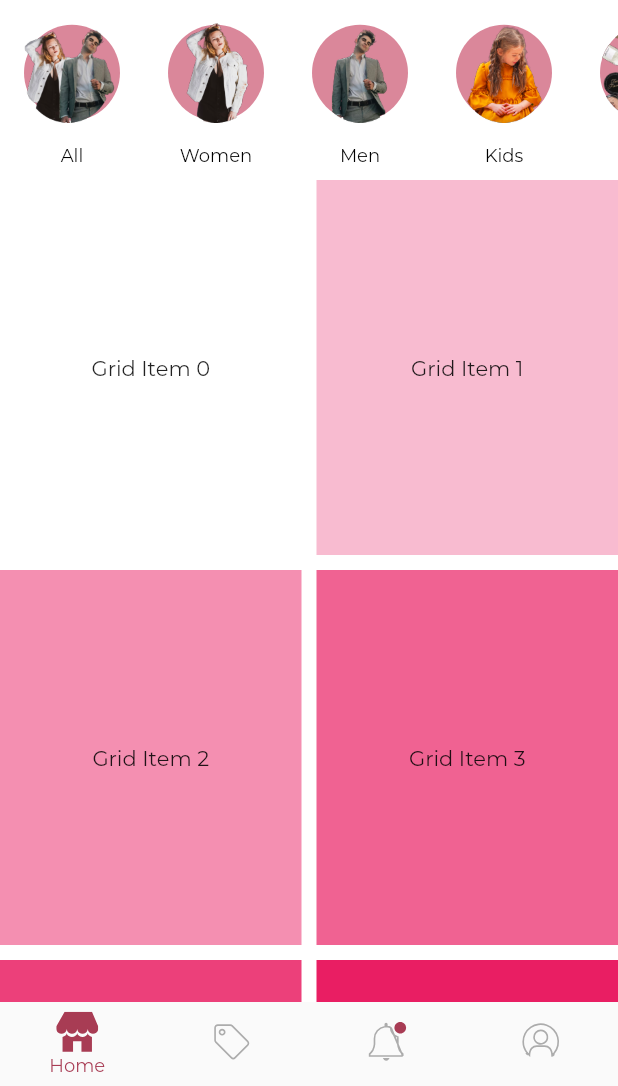
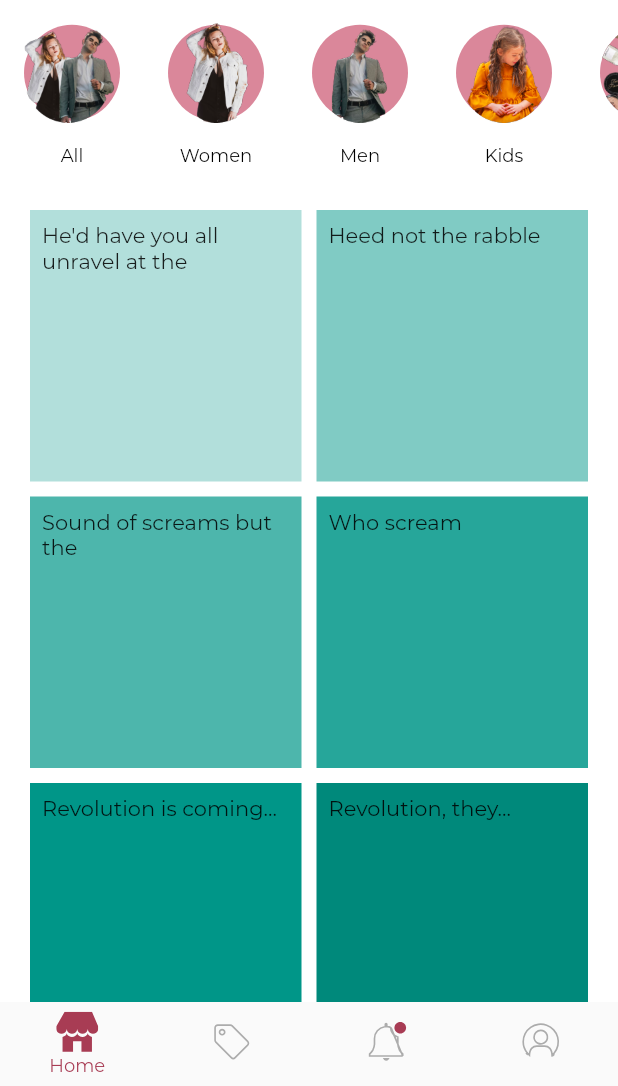
Before and after one commit to smellycloud/relove, a Flutter app: the screen it shows after launch, on a phone screen of 412 x 824 dp, the part 150-1236 px from its top. Run offline on Flutter 3.47's test engine with Material 2 defaults, Android fonts, the phone set to English and light mode, and no system bars; our stand-ins replace firebase_auth, firebase_core, flutter_svg, font_awesome_flutter, get, intl_phone_number_input and 1 more; accounts and stored records are empty.

```diff
--- /dev/null
+++ b/lib/components/common/ReloveHomeScreenNestedScrollView.dart
@@ -0,0 +1,33 @@
+import 'package:flutter/material.dart';
+import 'package:relove/components/common/ReloveSliverAppBar.dart';
+
+class ReloveHomeScreenNestedScrollView extends StatelessWidget {
+  const ReloveHomeScreenNestedScrollView({
+    Key? key,
+    required this.child,
+  }) : super(key: key);
+
+  final Widget child;
+
+  @override
+  Widget build(BuildContext context) {
+    return NestedScrollView(
+      headerSliverBuilder: (BuildContext context, bool innerBoxIsScrolled) {
+        return [
+          const ReloveSliverAppBar(),
+        ];
+      },
+      body: child
+    );
+  }
+}
+
+// CustomScrollView(
+// slivers: [
+// SliverList(
+// delegate: SliverChildListDelegate(
+// children,
+// ),
+// ),
+// ],
+// ),
--- a/lib/components/common/ReloveSliverAppBar.dart
+++ b/lib/components/common/ReloveSliverAppBar.dart
@@ -12,7 +12,7 @@ class ReloveSliverAppBar extends StatelessWidget {
 
   @override
   Widget build(BuildContext context) {
-    return SliverAppBar(
+    return  SliverAppBar(
       toolbarHeight: 65.0,
       collapsedHeight: 65.0,
       snap: true,
--- /dev/null
+++ b/lib/data/bottom_navigation_bar_item_data.dart
@@ -0,0 +1,62 @@
+import 'package:flutter/material.dart';
+import 'package:relove/constants.dart';
+import 'package:flutter_svg/flutter_svg.dart';
+
+import 'package:relove/screens/sell/sell_screen.dart';
+import 'package:relove/screens/notifications/notification_screen.dart';
+import 'package:relove/screens/profile/profile_screen.dart';
+import 'package:relove/screens/home/home_screen_components.dart';
+
+class BottomNavigationBarData {
+
+  static final List<BottomNavigationBarItem> bottomNavigationBarItemList = <BottomNavigationBarItem>[
+    BottomNavigationBarItem(
+      backgroundColor: kPrimaryColor,
+      icon: SvgPicture.asset(
+        "assets/bottom_navigation_bar/home_unselected.svg",
+      ),
+      activeIcon: SvgPicture.asset(
+        "assets/bottom_navigation_bar/home_selected.svg",
+      ),
+      label: 'Home',
+    ),
+    BottomNavigationBarItem(
+      backgroundColor: kPrimaryColor,
+      icon: SvgPicture.asset(
+        "assets/bottom_navigation_bar/sell_unselected.svg",
+      ),
+      activeIcon: SvgPicture.asset(
+        "assets/bottom_navigation_bar/sell_selected.svg",
+      ),
+      label: 'Sell',
+    ),
+    BottomNavigationBarItem(
+      backgroundColor: kPrimaryColor,
+      icon: SvgPicture.asset(
+        "assets/bottom_navigation_bar/notification_unselected.svg",
+      ),
+      activeIcon: SvgPicture.asset(
+        "assets/bottom_navigation_bar/notification_selected.svg",
+      ),
+      label: 'Notifications',
+    ),
+    BottomNavigationBarItem(
+      backgroundColor: kPrimaryColor,
+      icon: SvgPicture.asset(
+        "assets/bottom_navigation_bar/profile_unselected.svg",
+      ),
+      activeIcon: SvgPicture.asset(
+        "assets/bottom_navigation_bar/profile_selected.svg",
+      ),
+      label: 'Profile',
+    ),
+  ];
+
+  static final screens = [
+    const HomeScreenComponents(),
+    const SellScreen(),
+    const NotificationScreen(),
+    const ProfileScreen(),
+  ];
+
+}
--- a/lib/screens/categories/categories_screen.dart
+++ b/lib/screens/categories/categories_screen.dart
@@ -4,6 +4,7 @@ import 'package:relove/components/common/ReloveSliverAppBar.dart';
 
 class CategoriesScreen extends StatefulWidget {
   static const id = 'categories_screen';
+
   const CategoriesScreen({Key? key}) : super(key: key);
 
   @override
--- a/lib/screens/home/home.dart
+++ b/lib/screens/home/home.dart
@@ -1,14 +1,7 @@
 import 'package:flutter/material.dart';
 import 'package:relove/constants.dart';
-import 'package:relove/components/home/CategoryBubble.dart';
-import 'package:relove/models/category.dart';
-import 'package:relove/screens/categories/categories_screen.dart';
-import 'package:relove/data/category_data.dart';
-import 'package:relove/components/common/ReloveSliverAppBar.dart';
-import 'package:flutter_svg/flutter_svg.dart';
-import 'package:relove/screens/sell/sell_screen.dart';
-import 'package:relove/screens/notifications/notification_screen.dart';
-import 'package:relove/screens/profile/profile_screen.dart';
+import 'package:relove/components/common/ReloveHomeScreenNestedScrollView.dart';
+import 'package:relove/data/bottom_navigation_bar_item_data.dart';
 
 class Home extends StatefulWidget {
   static const id = 'home';
@@ -20,132 +13,44 @@ class Home extends StatefulWidget {
 }
 
 class _HomeState extends State<Home> {
-  int currentIndex = 0;
-
-  final screens = [
-    const SellScreen(),
-    const NotificationScreen(),
-    const ProfileScreen(),
-  ];
+  int _currentScreenIndex = 0;
 
   @override
   Widget build(BuildContext context) {
+    PageController _pageController = PageController();
+
     return Scaffold(
       bottomNavigationBar: BottomNavigationBar(
         selectedItemColor: kPrimaryColor,
         iconSize: 24.0,
         selectedFontSize: 12.0,
         unselectedFontSize: 12.0,
-        currentIndex: currentIndex,
+        currentIndex: _currentScreenIndex,
         showUnselectedLabels: false,
-        onTap: (index) => setState(() => currentIndex = index),
+        onTap: (index) {
+          setState(() {
+            _currentScreenIndex = index;
+            _pageController.animateToPage(_currentScreenIndex,
+                duration: const Duration(milliseconds: 200),
+                curve: Curves.linear);
+          });
+        },
         elevation: 0.0,
         type: BottomNavigationBarType.fixed,
-        items: <BottomNavigationBarItem>[
-          BottomNavigationBarItem(
-            backgroundColor: kPrimaryColor,
-            icon: SvgPicture.asset(
-              "assets/bottom_navigation_bar/home_unselected.svg",
-            ),
-            activeIcon: SvgPicture.asset(
-              "assets/bottom_navigation_bar/home_selected.svg",
-            ),
-            label: 'Home',
-          ),
-          BottomNavigationBarItem(
-            backgroundColor: kPrimaryColor,
-            icon: SvgPicture.asset(
-              "assets/bottom_navigation_bar/sell_unselected.svg",
-            ),
-            activeIcon: SvgPicture.asset(
-              "assets/bottom_navigation_bar/sell_selected.svg",
-            ),
-            label: 'Sell',
-          ),
-          BottomNavigationBarItem(
-            backgroundColor: kPrimaryColor,
-            icon: SvgPicture.asset(
-              "assets/bottom_navigation_bar/notification_unselected.svg",
-            ),
-            activeIcon: SvgPicture.asset(
-              "assets/bottom_navigation_bar/notification_selected.svg",
-            ),
-            label: 'Notifications',
-          ),
-          BottomNavigationBarItem(
-            backgroundColor: kPrimaryColor,
-            icon: SvgPicture.asset(
-              "assets/bottom_navigation_bar/profile_unselected.svg",
-            ),
-            activeIcon: SvgPicture.asset(
-              "assets/bottom_navigation_bar/profile_selected.svg",
-            ),
-            label: 'Profile',
-          ),
-        ],
+        items: BottomNavigationBarData.bottomNavigationBarItemList,
       ),
       backgroundColor: Colors.white,
-      body: CustomScrollView(
-        slivers: [
-          const ReloveSliverAppBar(),
-          screens[currentIndex],
-          SliverToBoxAdapter(
-            child: SizedBox(
-              height: 120.0,
-              child: ListView.builder(
-                scrollDirection: Axis.horizontal,
-                itemCount: categoryData.length,
-                itemBuilder: (context, index) {
-                  return CategoryBubble(
-                    categoryTitle: categoryData[index].title,
-                    bubbleImageUrl: categoryData[index].bubbleImageUrl!,
-                    onTap: () {
-                      // Navigator.of(context).push(PageRouteBuilder(
-                      //     pageBuilder: (context, animation, anotherAnimation) {
-                      //       return CategoriesScreen();
-                      //     },
-                      //     transitionDuration: Duration(milliseconds: 2000),
-                      //     transitionsBuilder:
-                      //         (context, animation, anotherAnimation, child) {
-                      //       animation = CurvedAnimation(
-                      //           curve: Curves.linearToEaseOut, parent: animation);
-                      //       return Align(
-                      //         child: SizeTransition(
-                      //           sizeFactor: animation,
-                      //           child: child,
-                      //           axisAlignment: 0.0,
-                      //         ),
-                      //       );
-                      //     }));
-                      Navigator.pushNamed(context, CategoriesScreen.id);
-                    },
-                  );
-                },
-              ),
-            ),
-          ),
-          SliverGrid(
-            gridDelegate: const SliverGridDelegateWithMaxCrossAxisExtent(
-              maxCrossAxisExtent: 250.0,
-              mainAxisExtent: 250.0,
-              mainAxisSpacing: 10.0,
-              crossAxisSpacing: 10.0,
-              childAspectRatio: 4.0,
-            ),
-            delegate: SliverChildBuilderDelegate(
-              (BuildContext context, int index) {
-                return Container(
-                  alignment: Alignment.center,
-                  width: 50.0,
-                  height: 50.0,
-                  color: Colors.pink[100 * (index % 9)],
-                  child: Text('Grid Item $index'),
-                );
-              },
-              childCount: 20,
-            ),
-          ),
-        ],
+      body: ReloveHomeScreenNestedScrollView(
+        child: PageView(
+          scrollDirection: Axis.horizontal,
+          controller: _pageController,
+          children: BottomNavigationBarData.screens,
+          onPageChanged: (index) {
+            setState(() {
+              _currentScreenIndex = index;
+            });
+          },
+        ),
       ),
     );
   }
--- /dev/null
+++ b/lib/screens/home/home_screen_components.dart
@@ -0,0 +1,104 @@
+import 'package:flutter/material.dart';
+import 'package:relove/data/category_data.dart';
+import 'package:relove/components/home/CategoryBubble.dart';
+import 'package:relove/screens/categories/categories_screen.dart';
+class HomeScreenComponents extends StatelessWidget {
+  const HomeScreenComponents({Key? key}) : super(key: key);
+
+  @override
+  Widget build(BuildContext context) {
+    return SingleChildScrollView(
+      scrollDirection: Axis.vertical,
+      child: Column(
+        children: [
+          SizedBox(
+            height: 120.0,
+            child: ListView.builder(
+              scrollDirection: Axis.horizontal,
+              itemCount: categoryData.length,
+              itemBuilder: (context, index) {
+                return CategoryBubble(
+                  categoryTitle: categoryData[index].title,
+                  bubbleImageUrl: categoryData[index].bubbleImageUrl!,
+                  onTap: () {
+                    Navigator.pushNamed(context, CategoriesScreen.id);
+                  },
+                );
+              },
+            ),
+          ),
+          GridView.count(
+            shrinkWrap: true,
+            primary: false,
+            padding: const EdgeInsets.all(20),
+            crossAxisSpacing: 10,
+            mainAxisSpacing: 10,
+            crossAxisCount: 2,
+            children: <Widget>[
+              Container(
+                padding: const EdgeInsets.all(8),
+                child: const Text("He'd have you all unravel at the"),
+                color: Colors.teal[100],
+              ),
+              Container(
+                padding: const EdgeInsets.all(8),
+                child: const Text('Heed not the rabble'),
+                color: Colors.teal[200],
+              ),
+              Container(
+                padding: const EdgeInsets.all(8),
+                child: const Text('Sound of screams but the'),
+                color: Colors.teal[300],
+              ),
+              Container(
+                padding: const EdgeInsets.all(8),
+                child: const Text('Who scream'),
+                color: Colors.teal[400],
+              ),
+              Container(
+                padding: const EdgeInsets.all(8),
+                child: const Text('Revolution is coming...'),
+                color: Colors.teal[500],
+              ),
+              Container(
+                padding: const EdgeInsets.all(8),
+                child: const Text('Revolution, they...'),
+                color: Colors.teal[600],
+              ),
+              Container(
+                padding: const EdgeInsets.all(8),
+                child: const Text("He'd have you all unravel at the"),
+                color: Colors.teal[100],
+              ),
+              Container(
+                padding: const EdgeInsets.all(8),
+                child: const Text('Heed not the rabble'),
+                color: Colors.teal[200],
+              ),
+              Container(
+                padding: const EdgeInsets.all(8),
+                child: const Text('Sound of screams but the'),
+                color: Colors.teal[300],
+              ),
+              Container(
+                padding: const EdgeInsets.all(8),
+                child: const Text('Who scream'),
+                color: Colors.teal[400],
+              ),
+              Container(
+                padding: const EdgeInsets.all(8),
+                child: const Text('Revolution is coming...'),
+                color: Colors.teal[500],
+              ),
+              Container(
+                padding: const EdgeInsets.all(8),
+                child: const Text('Revolution, they...'),
+                color: Colors.teal[600],
+              ),
+            ],
+          ),
+        ],
+      ),
+    );
+  }
+}
--- a/lib/screens/notifications/notification_screen.dart
+++ b/lib/screens/notifications/notification_screen.dart
@@ -1,9 +1,16 @@
 import 'package:flutter/material.dart';
-
+import 'package:relove/constants.dart';
+import 'package:relove/components/common/ReloveHomeScreenNestedScrollView.dart';
 class NotificationScreen extends StatelessWidget {
   const NotificationScreen({Key? key}) : super(key: key);
 
   @override
   Widget build(BuildContext context) {
-    return const Scaffold(body: Center(child: Text('Notifications'),),);
+    Size size = MediaQuery.of(context).size;
+    return const Scaffold(
+      body: Center(
+        child: Text('Notifications', style: TextStyle(color: kDarkTextColor),),
+      ),
+    );
   }
+}
--- a/lib/screens/profile/profile_screen.dart
+++ b/lib/screens/profile/profile_screen.dart
@@ -1,9 +1,16 @@
 import 'package:flutter/material.dart';
-
+import 'package:relove/constants.dart';
+import 'package:relove/components/common/ReloveHomeScreenNestedScrollView.dart';
 class ProfileScreen extends StatelessWidget {
   const ProfileScreen({Key? key}) : super(key: key);
 
   @override
   Widget build(BuildContext context) {
-    return const Scaffold(body: Center(child: Text('Profile'),),);
+    Size size = MediaQuery.of(context).size;
+    return const Scaffold(
+      body: Center(
+        child: Text('Profile', style: TextStyle(color: kDarkTextColor),),
+      ),
+    );
   }
+}
--- a/lib/screens/sell/sell_screen.dart
+++ b/lib/screens/sell/sell_screen.dart
@@ -1,9 +1,19 @@
 import 'package:flutter/material.dart';
-
+import 'package:relove/constants.dart';
 class SellScreen extends StatelessWidget {
   const SellScreen({Key? key}) : super(key: key);
 
   @override
   Widget build(BuildContext context) {
-    return const Scaffold(body: Center(child: Text('Sell'),),);
+    Size size = MediaQuery.of(context).size;
+    return SizedBox(
+      width: size.width,
+      height: size.height,
+      child: const Scaffold(
+        body: Center(
+          child: Text('Sell', style: TextStyle(color: kDarkTextColor),),
+        ),
+      ),
+    );
   }
+}
```
Also changed, not shown: 1 other file.
